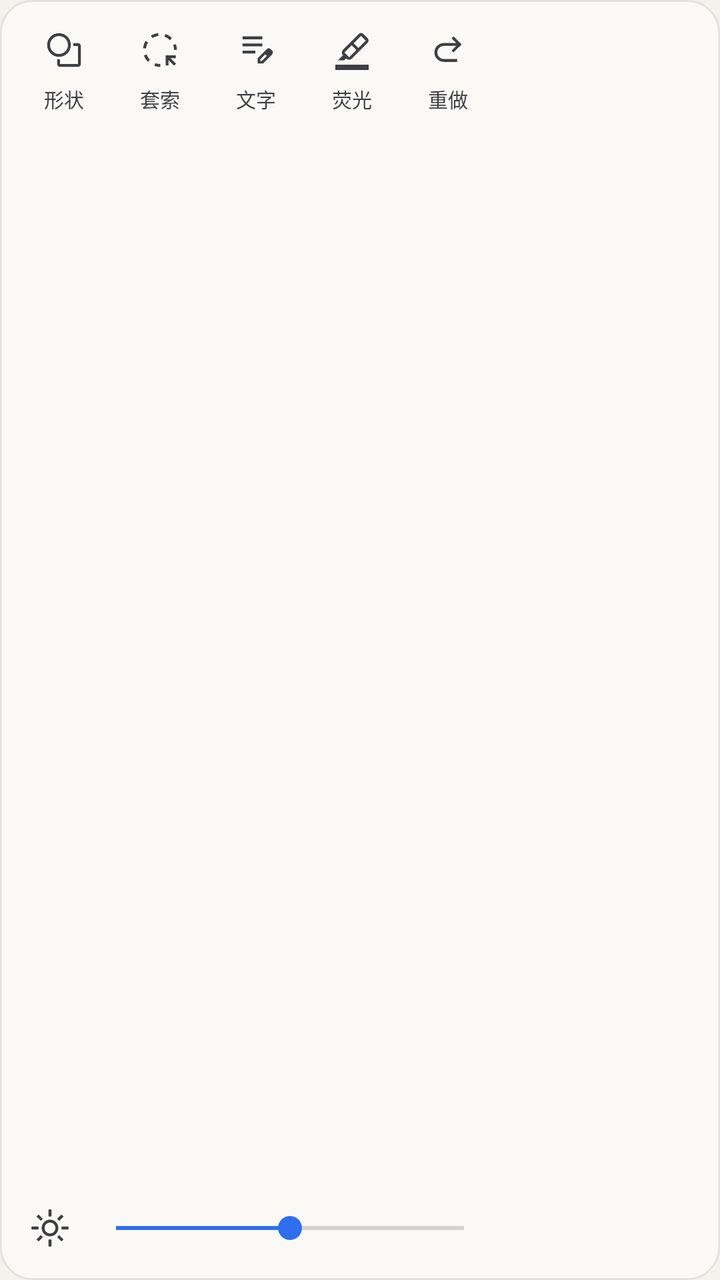
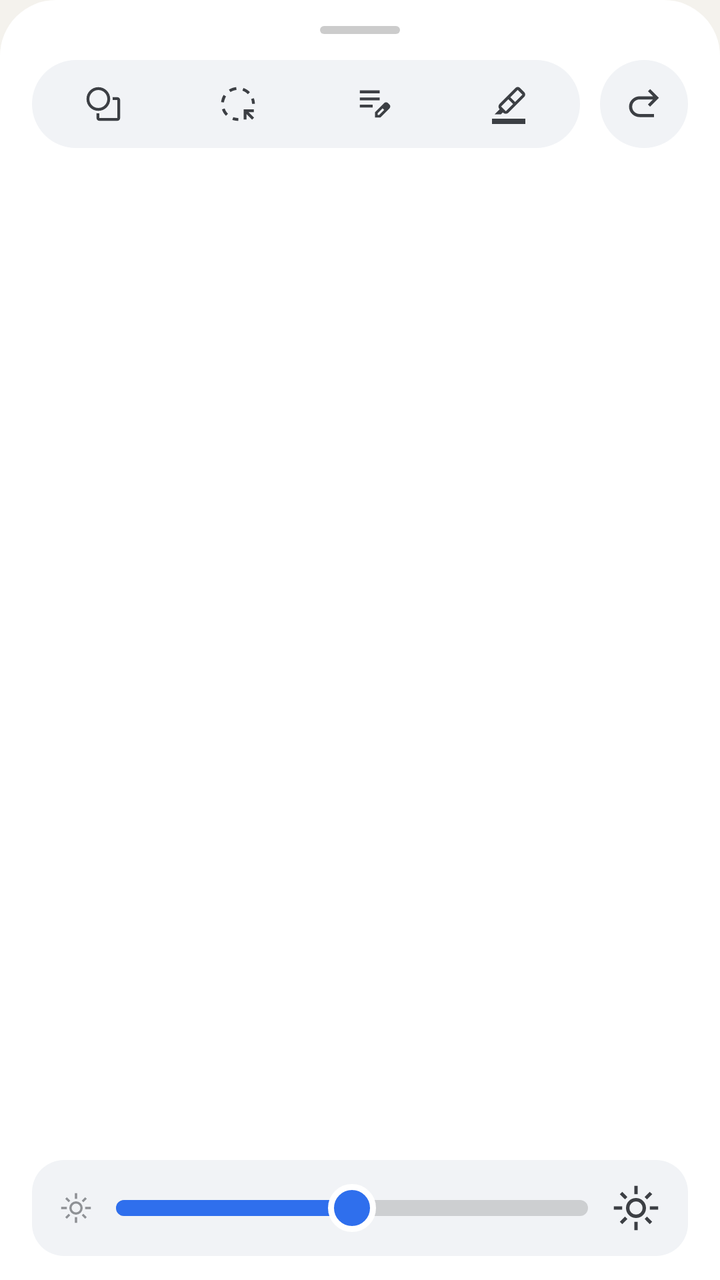

The first picture is an Android layout as it rendered before a commit; the second is the same layout after the commit. The layout source and the unified diff follow.
<!-- AndroidManifest.xml: application theme AppTheme -->
<!-- res/layout/popup_menu.xml -->
<?xml version="1.0" encoding="utf-8"?>
<LinearLayout xmlns:android="http://schemas.android.com/apk/res/android"
    android:id="@+id/menuRoot"
    android:layout_width="wrap_content"
    android:layout_height="340dp"
    android:background="@drawable/popup_bg"
    android:elevation="8dp"
    android:orientation="vertical"
    android:padding="8dp">

    <LinearLayout
        android:id="@+id/menuToolRow"
        android:layout_width="240dp"
        android:layout_height="56dp"
        android:gravity="center_vertical"
        android:orientation="horizontal">

        <LinearLayout
            android:layout_width="0dp"
            android:layout_height="match_parent"
            android:layout_weight="1"
            android:gravity="center_horizontal"
            android:orientation="vertical">

            <ImageButton
                android:id="@+id/menuShape"
                android:layout_width="34dp"
                android:layout_height="34dp"
                style="@style/ShapeTool"
                android:contentDescription="@string/cd_shape"
                android:src="@drawable/ic_shape" />

            <TextView
                android:layout_width="wrap_content"
                android:layout_height="wrap_content"
                android:includeFontPadding="false"
                android:text="@string/mt_shape"
                android:textColor="@color/icon"
                android:textSize="10sp" />

        </LinearLayout>

        <LinearLayout
            android:layout_width="0dp"
            android:layout_height="match_parent"
            android:layout_weight="1"
            android:gravity="center_horizontal"
            android:orientation="vertical">

            <ImageButton
                android:id="@+id/menuLasso"
                android:layout_width="34dp"
                android:layout_height="34dp"
                style="@style/ShapeTool"
                android:contentDescription="@string/cd_lasso"
                android:src="@drawable/ic_lasso" />

            <TextView
                android:layout_width="wrap_content"
                android:layout_height="wrap_content"
                android:includeFontPadding="false"
                android:text="@string/mt_lasso"
                android:textColor="@color/icon"
                android:textSize="10sp" />

        </LinearLayout>

        <LinearLayout
            android:layout_width="0dp"
            android:layout_height="match_parent"
            android:layout_weight="1"
            android:gravity="center_horizontal"
            android:orientation="vertical">

            <ImageButton
                android:id="@+id/menuNote"
                android:layout_width="34dp"
                android:layout_height="34dp"
                style="@style/ShapeTool"
                android:contentDescription="@string/cd_note"
                android:src="@drawable/ic_note" />

            <TextView
                android:layout_width="wrap_content"
                android:layout_height="wrap_content"
                android:includeFontPadding="false"
                android:text="@string/mt_note"
                android:textColor="@color/icon"
                android:textSize="10sp" />

        </LinearLayout>

        <LinearLayout
            android:layout_width="0dp"
            android:layout_height="match_parent"
            android:layout_weight="1"
            android:gravity="center_horizontal"
            android:orientation="vertical">

            <ImageButton
                android:id="@+id/menuHighlight"
                android:layout_width="34dp"
                android:layout_height="34dp"
                style="@style/ShapeTool"
                android:contentDescription="@string/cd_highlighter"
                android:src="@drawable/ic_highlighter" />

            <TextView
                android:layout_width="wrap_content"
                android:layout_height="wrap_content"
                android:includeFontPadding="false"
                android:text="@string/mt_highlighter"
                android:textColor="@color/icon"
                android:textSize="10sp" />

        </LinearLayout>

        <LinearLayout
            android:layout_width="0dp"
            android:layout_height="match_parent"
            android:layout_weight="1"
            android:gravity="center_horizontal"
            android:orientation="vertical">

            <ImageButton
                android:id="@+id/menuRedo"
                android:layout_width="34dp"
                android:layout_height="34dp"
                style="@style/ShapeTool"
                android:contentDescription="@string/cd_redo"
                android:src="@drawable/ic_redo" />

            <TextView
                android:layout_width="wrap_content"
                android:layout_height="wrap_content"
                android:includeFontPadding="false"
                android:text="@string/mt_redo"
                android:textColor="@color/icon"
                android:textSize="10sp" />

        </LinearLayout>

    </LinearLayout>


    <LinearLayout
        android:id="@+id/menuInkWrap"
        android:layout_width="240dp"
        android:layout_height="wrap_content"
        android:contentDescription="@string/cd_menu_ink"
        android:orientation="vertical"
        android:visibility="gone">

        <HorizontalScrollView
            android:id="@+id/menuInkScroll"
            android:layout_width="240dp"
            android:layout_height="40dp"
            android:scrollbars="none">

            <LinearLayout
                android:id="@+id/menuInkRow"
                android:layout_width="wrap_content"
                android:layout_height="40dp"
                android:gravity="center_vertical"
                android:orientation="horizontal"
                android:paddingStart="4dp" />

        </HorizontalScrollView>

        
        <LinearLayout
            android:id="@+id/menuInkRow2"
            android:layout_width="240dp"
            android:layout_height="38dp"
            android:gravity="center_vertical"
            android:orientation="horizontal"
            android:paddingStart="4dp" />


    </LinearLayout>

    
    <LinearLayout
        android:id="@+id/menuTabs"
        android:layout_width="240dp"
        android:layout_height="38dp"
        android:layout_marginTop="2dp"
        android:orientation="horizontal" />

    <ScrollView
        android:layout_width="240dp"
        android:layout_height="0dp"
        android:layout_weight="1"
        android:scrollbars="none">

        <LinearLayout
            android:id="@+id/menuSections"
            android:layout_width="240dp"
            android:layout_height="wrap_content"
            android:minHeight="172dp"
            android:orientation="vertical" />

    </ScrollView>


    <LinearLayout
        android:id="@+id/menuBrightRow"
        android:layout_width="240dp"
        android:layout_height="36dp"
        android:layout_marginTop="6dp"
        android:gravity="center_vertical"
        android:orientation="horizontal">

        <ImageButton
            android:id="@+id/btnBrightnessIcon"
            android:layout_width="34dp"
            android:layout_height="34dp"
            style="@style/ShapeTool"
            android:contentDescription="@string/cd_brightness"
            android:src="@drawable/ic_sun" />

        <SeekBar
            android:id="@+id/brightnessBar"
            android:layout_width="0dp"
            android:layout_height="wrap_content"
            android:layout_weight="1"
            android:contentDescription="@string/cd_brightness"
            android:max="100"
            android:progress="50" />

    </LinearLayout>

</LinearLayout>
<!-- resources referenced by this layout -->
<resources>
  <color name="icon">#FF3C3F44</color>
  <!-- drawable popup_bg (drawable) -->
  <?xml version="1.0" encoding="utf-8"?>
  <shape xmlns:android="http://schemas.android.com/apk/res/android"
      android:shape="rectangle">
      <corners android:radius="16dp" />
      <solid android:color="@color/sheet" />
      <stroke android:width="1dp" android:color="#14000000" />
  </shape>
  <string name="cd_brightness">亮度</string>
  <string name="cd_highlighter">荧光笔</string>
  <string name="cd_lasso">套索</string>
  <string name="cd_menu_ink">笔色粗细与笔刷预设</string>
  <string name="cd_note">文字批注（点页面打字，点已有的框改字，拖动移位）</string>
  <string name="cd_redo">重做</string>
  <string name="cd_shape">图形</string>
  <string name="mt_highlighter">荧光</string>
  <string name="mt_lasso">套索</string>
  <string name="mt_note">文字</string>
  <string name="mt_redo">重做</string>
  <string name="mt_shape">形状</string>
  <style name="ShapeTool">
          <item name="android:layout_width">34dp</item>
          <item name="android:layout_height">34dp</item>
          <item name="android:background">@drawable/tool_bg</item>
          <item name="android:scaleType">centerInside</item>
          <item name="android:padding">7dp</item>
          <item name="android:tint">@color/icon</item>
          <item name="android:contentDescription">@string/cd_shape</item>
      </style>
  <color name="sheet">#FFFBF9F5</color>
  <!-- drawable tool_bg (drawable) -->
  <?xml version="1.0" encoding="utf-8"?>
  <selector xmlns:android="http://schemas.android.com/apk/res/android">
      <item android:state_selected="true">
          <shape android:shape="rectangle">
              <corners android:radius="10dp" />
              <solid android:color="#222F6FED" />
          </shape>
      </item>
      <item>
          <shape android:shape="rectangle">
              <corners android:radius="10dp" />
              <solid android:color="@android:color/transparent" />
          </shape>
      </item>
  </selector>
  <color name="paper">#FFF4F2ED</color>
  <color name="accent">#FF2F6FED</color>
  <!-- unchanged entries left out for length: 7 -->
</resources>

<!-- the commit's change to res/layout/popup_menu.xml (unified diff, before → after) -->
@@ -1,159 +1,113 @@
 <?xml version="1.0" encoding="utf-8"?>
 <LinearLayout xmlns:android="http://schemas.android.com/apk/res/android"
     android:id="@+id/menuRoot"
-    android:layout_width="wrap_content"
-    android:layout_height="340dp"
-    android:background="@drawable/popup_bg"
-    android:elevation="8dp"
+    android:layout_width="match_parent"
+    android:layout_height="wrap_content"
+    android:background="@drawable/sheet_bg_top"
     android:orientation="vertical"
-    android:padding="8dp">
-
-    <LinearLayout
-        android:id="@+id/menuToolRow"
-        android:layout_width="240dp"
-        android:layout_height="56dp"
+    android:paddingStart="16dp"
+    android:paddingEnd="16dp"
+    android:paddingBottom="12dp">
+
+    <FrameLayout
+        android:id="@+id/menuHandle"
+        android:layout_width="match_parent"
+        android:layout_height="30dp">
+
+        <View
+            android:layout_width="40dp"
+            android:layout_height="4dp"
+            android:layout_gravity="center"
+            android:background="@drawable/sheet_handle" />
+
+    </FrameLayout>
+
+    <LinearLayout
+        android:layout_width="match_parent"
+        android:layout_height="44dp"
         android:gravity="center_vertical"
         android:orientation="horizontal">
 
         <LinearLayout
+            android:id="@+id/menuToolRow"
             android:layout_width="0dp"
-            android:layout_height="match_parent"
+            android:layout_height="44dp"
             android:layout_weight="1"
-            android:gravity="center_horizontal"
-            android:orientation="vertical">
+            android:background="@drawable/sheet_pill_bg"
+            android:gravity="center_vertical"
+            android:orientation="horizontal"
+            android:padding="2dp">
 
             <ImageButton
                 android:id="@+id/menuShape"
-                android:layout_width="34dp"
-                android:layout_height="34dp"
-                style="@style/ShapeTool"
+                style="@style/SheetTool"
+                android:layout_width="0dp"
+                android:layout_height="40dp"
+                android:layout_weight="1"
                 android:contentDescription="@string/cd_shape"
                 android:src="@drawable/ic_shape" />
 
-            <TextView
-                android:layout_width="wrap_content"
-                android:layout_height="wrap_content"
-                android:includeFontPadding="false"
-                android:text="@string/mt_shape"
-                android:textColor="@color/icon"
-                android:textSize="10sp" />
-
-        </LinearLayout>
-
-        <LinearLayout
-            android:layout_width="0dp"
-            android:layout_height="match_parent"
-            android:layout_weight="1"
-            android:gravity="center_horizontal"
-            android:orientation="vertical">
-
             <ImageButton
                 android:id="@+id/menuLasso"
-                android:layout_width="34dp"
-                android:layout_height="34dp"
-                style="@style/ShapeTool"
+                style="@style/SheetTool"
+                android:layout_width="0dp"
+                android:layout_height="40dp"
+                android:layout_weight="1"
                 android:contentDescription="@string/cd_lasso"
                 android:src="@drawable/ic_lasso" />
 
-            <TextView
-                android:layout_width="wrap_content"
-                android:layout_height="wrap_content"
-                android:includeFontPadding="false"
-                android:text="@string/mt_lasso"
-                android:textColor="@color/icon"
-                android:textSize="10sp" />
-
-        </LinearLayout>
-
-        <LinearLayout
-            android:layout_width="0dp"
-            android:layout_height="match_parent"
-            android:layout_weight="1"
-            android:gravity="center_horizontal"
-            android:orientation="vertical">
-
             <ImageButton
                 android:id="@+id/menuNote"
-                android:layout_width="34dp"
-                android:layout_height="34dp"
-                style="@style/ShapeTool"
+                style="@style/SheetTool"
+                android:layout_width="0dp"
+                android:layout_height="40dp"
+                android:layout_weight="1"
                 android:contentDescription="@string/cd_note"
                 android:src="@drawable/ic_note" />
 
-            <TextView
-                android:layout_width="wrap_content"
-                android:layout_height="wrap_content"
-                android:includeFontPadding="false"
-                android:text="@string/mt_note"
-                android:textColor="@color/icon"
-                android:textSize="10sp" />
-
-        </LinearLayout>
-
-        <LinearLayout
-            android:layout_width="0dp"
-            android:layout_height="match_parent"
-            android:layout_weight="1"
-            android:gravity="center_horizontal"
-            android:orientation="vertical">
-
             <ImageButton
                 android:id="@+id/menuHighlight"
-                android:layout_width="34dp"
-                android:layout_height="34dp"
-                style="@style/ShapeTool"
+                style="@style/SheetTool"
+                android:layout_width="0dp"
+                android:layout_height="40dp"
+                android:layout_weight="1"
                 android:contentDescription="@string/cd_highlighter"
                 android:src="@drawable/ic_highlighter" />
 
-            <TextView
-                android:layout_width="wrap_content"
-                android:layout_height="wrap_content"
-                android:includeFontPadding="false"
-                android:text="@string/mt_highlighter"
-                android:textColor="@color/icon"
-                android:textSize="10sp" />
-
         </LinearLayout>
 
-        <LinearLayout
-            android:layout_width="0dp"
-            android:layout_height="match_parent"
-            android:layout_weight="1"
-            android:gravity="center_horizontal"
-            android:orientation="vertical">
-
-            <ImageButton
-                android:id="@+id/menuRedo"
-                android:layout_width="34dp"
-                android:layout_height="34dp"
-                style="@style/ShapeTool"
-                android:contentDescription="@string/cd_redo"
-                android:src="@drawable/ic_redo" />
-
-            <TextView
-                android:layout_width="wrap_content"
-                android:layout_height="wrap_content"
-                android:includeFontPadding="false"
-                android:text="@string/mt_redo"
-                android:textColor="@color/icon"
-                android:textSize="10sp" />
-
-        </LinearLayout>
+        <ImageButton
+            android:id="@+id/menuRedo"
+            android:layout_width="44dp"
+            android:layout_height="44dp"
+            android:layout_marginStart="10dp"
+            android:background="@drawable/sheet_round"
+            android:contentDescription="@string/cd_redo"
+            android:padding="11dp"
+            android:scaleType="centerInside"
+            android:src="@drawable/ic_redo"
+            android:tint="@color/icon" />
 
     </LinearLayout>
 
-
+    
     <LinearLayout
         android:id="@+id/menuInkWrap"
-        android:layout_width="240dp"
+        android:layout_width="match_parent"
         android:layout_height="wrap_content"
+        android:layout_marginTop="12dp"
+        android:background="@drawable/sheet_card_bg"
         android:contentDescription="@string/cd_menu_ink"
         android:orientation="vertical"
+        android:paddingStart="12dp"
+        android:paddingTop="6dp"
+        android:paddingEnd="12dp"
+        android:paddingBottom="6dp"
         android:visibility="gone">
 
         <HorizontalScrollView
             android:id="@+id/menuInkScroll"
-            android:layout_width="240dp"
+            android:layout_width="match_parent"
             android:layout_height="40dp"
             android:scrollbars="none">
 
@@ -162,62 +116,61 @@
                 android:layout_width="wrap_content"
                 android:layout_height="40dp"
                 android:gravity="center_vertical"
-                android:orientation="horizontal"
-                android:paddingStart="4dp" />
+                android:orientation="horizontal" />
 
         </HorizontalScrollView>
 
-        
         <LinearLayout
             android:id="@+id/menuInkRow2"
-            android:layout_width="240dp"
-            android:layout_height="38dp"
+            android:layout_width="match_parent"
+            android:layout_height="40dp"
             android:gravity="center_vertical"
-            android:orientation="horizontal"
-            android:paddingStart="4dp" />
-
+            android:orientation="horizontal" />
 
     </LinearLayout>
 
     
     <LinearLayout
         android:id="@+id/menuTabs"
-        android:layout_width="240dp"
-        android:layout_height="38dp"
-        android:layout_marginTop="2dp"
+        android:layout_width="match_parent"
+        android:layout_height="44dp"
+        android:layout_marginTop="12dp"
         android:orientation="horizontal" />
 
     <ScrollView
-        android:layout_width="240dp"
+        android:layout_width="match_parent"
         android:layout_height="0dp"
         android:layout_weight="1"
         android:scrollbars="none">
 
         <LinearLayout
             android:id="@+id/menuSections"
-            android:layout_width="240dp"
+            android:layout_width="match_parent"
             android:layout_height="wrap_content"
-            android:minHeight="172dp"
-            android:orientation="vertical" />
+            android:minHeight="204dp"
+            android:orientation="vertical"
+            android:paddingTop="14dp" />
 
     </ScrollView>
 
-
     <LinearLayout
         android:id="@+id/menuBrightRow"
-        android:layout_width="240dp"
-        android:layout_height="36dp"
+        android:layout_width="match_parent"
+        android:layout_height="48dp"
         android:layout_marginTop="6dp"
+        android:background="@drawable/sheet_card_bg"
         android:gravity="center_vertical"
-        android:orientation="horizontal">
-
-        <ImageButton
-            android:id="@+id/btnBrightnessIcon"
-            android:layout_width="34dp"
-            android:layout_height="34dp"
-            style="@style/ShapeTool"
-            android:contentDescription="@string/cd_brightness"
-            android:src="@drawable/ic_sun" />
+        android:orientation="horizontal"
+        android:paddingStart="14dp"
+        android:paddingEnd="14dp">
+
+        <ImageView
+            android:layout_width="16dp"
+            android:layout_height="16dp"
+            android:alpha="0.55"
+            android:importantForAccessibility="no"
+            android:src="@drawable/ic_sun"
+            android:tint="@color/icon" />
 
         <SeekBar
             android:id="@+id/brightnessBar"
@@ -226,7 +179,22 @@
             android:layout_weight="1"
             android:contentDescription="@string/cd_brightness"
             android:max="100"
-            android:progress="50" />
+            android:maxHeight="8dp"
+            android:minHeight="8dp"
+            android:paddingStart="12dp"
+            android:paddingEnd="12dp"
+            android:progress="50"
+            android:progressDrawable="@drawable/seek_track"
+            android:splitTrack="false"
+            android:thumb="@drawable/seek_thumb"
+            android:thumbOffset="0dp" />
+
+        <ImageView
+            android:layout_width="24dp"
+            android:layout_height="24dp"
+            android:importantForAccessibility="no"
+            android:src="@drawable/ic_sun"
+            android:tint="@color/icon" />
 
     </LinearLayout>
 
<!-- resource entries referenced after the edit -->
@@ -1,13 +1,67 @@
 <!-- resources referenced by this layout -->
 <resources>
   <color name="icon">#FF3C3F44</color>
-  <!-- drawable popup_bg (drawable) -->
+  <!-- drawable seek_thumb (drawable) -->
+  <?xml version="1.0" encoding="utf-8"?>
+  <shape xmlns:android="http://schemas.android.com/apk/res/android"
+      android:shape="oval">
+      <solid android:color="@color/accent" />
+      <stroke android:width="3dp" android:color="#FFFFFFFF" />
+      <size android:width="24dp" android:height="24dp" />
+  </shape>
+  <!-- drawable seek_track (drawable) -->
+  <?xml version="1.0" encoding="utf-8"?>
+  <layer-list xmlns:android="http://schemas.android.com/apk/res/android">
+      <item android:id="@android:id/background">
+          <shape android:shape="rectangle">
+              <corners android:radius="4dp" />
+              <solid android:color="#26000000" />
+              <size android:height="8dp" />
+          </shape>
+      </item>
+      <item android:id="@android:id/progress">
+          <clip>
+              <shape android:shape="rectangle">
+                  <corners android:radius="4dp" />
+                  <solid android:color="@color/accent" />
+                  <size android:height="8dp" />
+              </shape>
+          </clip>
+      </item>
+  </layer-list>
+  <!-- drawable sheet_bg_top (drawable) -->
+  <?xml version="1.0" encoding="utf-8"?>
+  <shape xmlns:android="http://schemas.android.com/apk/res/android"
+      android:shape="rectangle">
+      <corners android:topLeftRadius="28dp" android:topRightRadius="28dp" />
+      <solid android:color="@color/surface" />
+  </shape>
+  <!-- drawable sheet_card_bg (drawable) -->
   <?xml version="1.0" encoding="utf-8"?>
   <shape xmlns:android="http://schemas.android.com/apk/res/android"
       android:shape="rectangle">
       <corners android:radius="16dp" />
-      <solid android:color="@color/sheet" />
-      <stroke android:width="1dp" android:color="#14000000" />
+      <solid android:color="@color/surface_variant" />
+  </shape>
+  <!-- drawable sheet_handle (drawable) -->
+  <?xml version="1.0" encoding="utf-8"?>
+  <shape xmlns:android="http://schemas.android.com/apk/res/android"
+      android:shape="rectangle">
+      <corners android:radius="2dp" />
+      <solid android:color="@color/handle" />
+  </shape>
+  <!-- drawable sheet_pill_bg (drawable) -->
+  <?xml version="1.0" encoding="utf-8"?>
+  <shape xmlns:android="http://schemas.android.com/apk/res/android"
+      android:shape="rectangle">
+      <corners android:radius="22dp" />
+      <solid android:color="@color/surface_variant" />
+  </shape>
+  <!-- drawable sheet_round (drawable) -->
+  <?xml version="1.0" encoding="utf-8"?>
+  <shape xmlns:android="http://schemas.android.com/apk/res/android"
+      android:shape="oval">
+      <solid android:color="@color/surface_variant" />
   </shape>
   <string name="cd_brightness">亮度</string>
   <string name="cd_highlighter">荧光笔</string>
@@ -16,39 +70,33 @@
   <string name="cd_note">文字批注（点页面打字，点已有的框改字，拖动移位）</string>
   <string name="cd_redo">重做</string>
   <string name="cd_shape">图形</string>
-  <string name="mt_highlighter">荧光</string>
-  <string name="mt_lasso">套索</string>
-  <string name="mt_note">文字</string>
-  <string name="mt_redo">重做</string>
-  <string name="mt_shape">形状</string>
-  <style name="ShapeTool">
-          <item name="android:layout_width">34dp</item>
-          <item name="android:layout_height">34dp</item>
-          <item name="android:background">@drawable/tool_bg</item>
+  <style name="SheetTool">
+          <item name="android:background">@drawable/sheet_tool_bg</item>
           <item name="android:scaleType">centerInside</item>
-          <item name="android:padding">7dp</item>
-          <item name="android:tint">@color/icon</item>
-          <item name="android:contentDescription">@string/cd_shape</item>
+          <item name="android:padding">10dp</item>
+          <item name="android:tint">@color/sheet_tool_tint</item>
       </style>
-  <color name="sheet">#FFFBF9F5</color>
-  <!-- drawable tool_bg (drawable) -->
+  <color name="paper">#FFF4F2ED</color>
+  <color name="accent">#FF2F6FED</color>
+  <color name="surface">#FFFFFFFF</color>
+  <color name="surface_variant">#FFF1F3F6</color>
+  <color name="handle">#33000000</color>
+  <!-- drawable sheet_tool_bg (drawable) -->
   <?xml version="1.0" encoding="utf-8"?>
   <selector xmlns:android="http://schemas.android.com/apk/res/android">
       <item android:state_selected="true">
           <shape android:shape="rectangle">
-              <corners android:radius="10dp" />
-              <solid android:color="#222F6FED" />
+              <corners android:radius="20dp" />
+              <solid android:color="@color/accent" />
           </shape>
       </item>
       <item>
           <shape android:shape="rectangle">
-              <corners android:radius="10dp" />
+              <corners android:radius="20dp" />
               <solid android:color="@android:color/transparent" />
           </shape>
       </item>
   </selector>
-  <color name="paper">#FFF4F2ED</color>
-  <color name="accent">#FF2F6FED</color>
   <!-- unchanged entries left out for length: 7 -->
 </resources>
 
